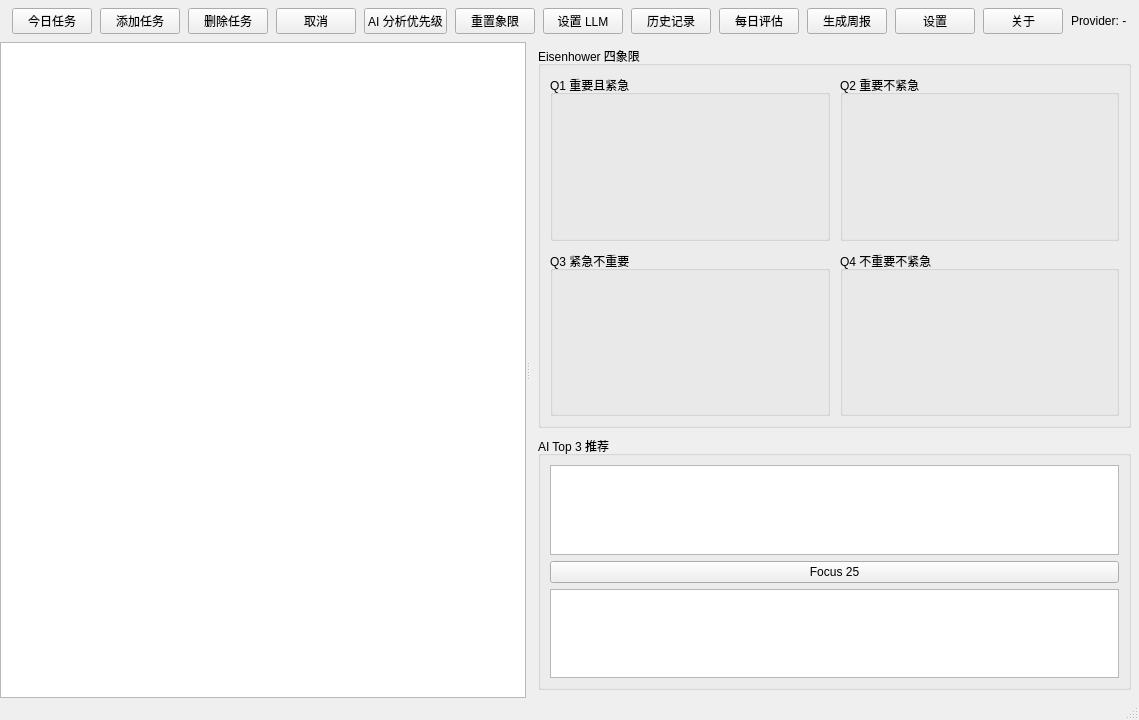
Before: the Qt Designer form src/ui/mainwindow.ui in zengxiangfu1985/ToDoList, drawn with Qt 5.
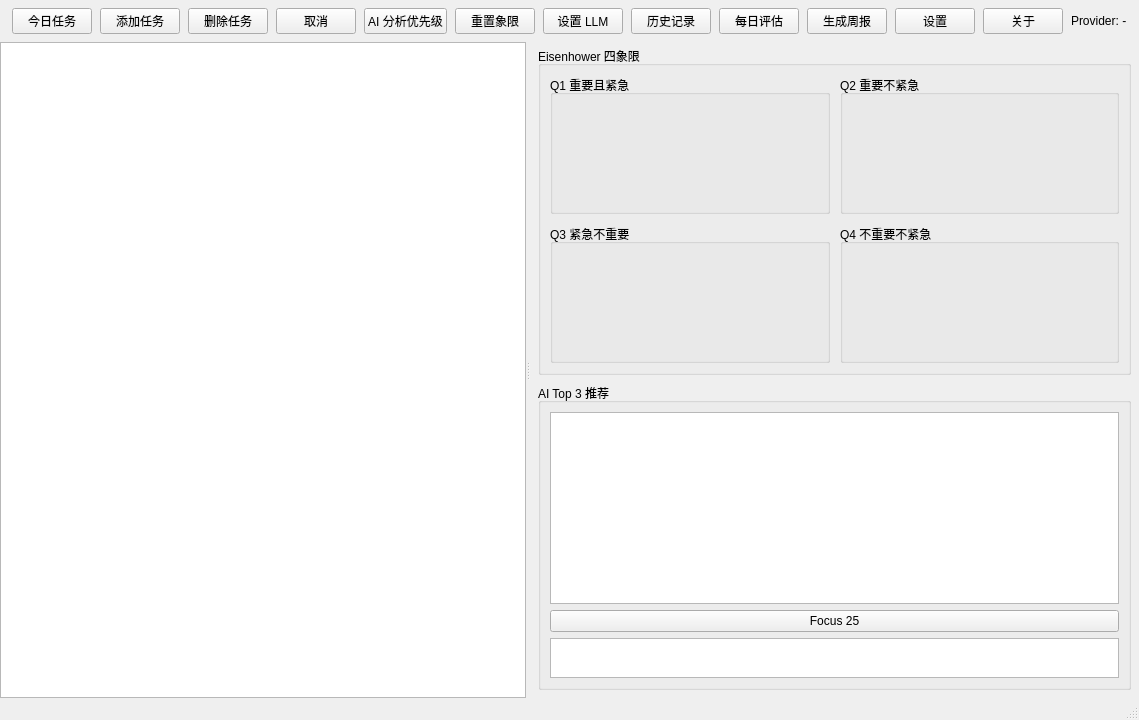
After: the same form once the commit is applied. Custom widgets are drawn as their Qt base class.

```diff
--- a/src/ui/mainwindow.ui
+++ b/src/ui/mainwindow.ui
@@ -336,15 +336,27 @@
            <item>
             <widget class="Top3ListWidget" name="listTop3">
              <property name="sizePolicy">
-              <sizepolicy hsizetype="Expanding" vsizetype="Expanding">
+              <sizepolicy hsizetype="Expanding" vsizetype="Fixed">
                <horstretch>1</horstretch>
-               <verstretch>1</verstretch>
+               <verstretch>0</verstretch>
               </sizepolicy>
              </property>
             </widget>
            </item>
            <item>
             <widget class="QPushButton" name="btnFocus25">
+             <property name="sizePolicy">
+              <sizepolicy hsizetype="Expanding" vsizetype="Fixed">
+               <horstretch>0</horstretch>
+               <verstretch>0</verstretch>
+              </sizepolicy>
+             </property>
+             <property name="maximumSize">
+              <size>
+               <width>16777215</width>
+               <height>32</height>
+              </size>
+             </property>
              <property name="text">
               <string>Focus 25</string>
              </property>
@@ -353,13 +365,22 @@
            <item>
             <widget class="QTextBrowser" name="textAiReason">
              <property name="sizePolicy">
-              <sizepolicy hsizetype="Expanding" vsizetype="Expanding">
+              <sizepolicy hsizetype="Expanding" vsizetype="Fixed">
                <horstretch>1</horstretch>
-               <verstretch>1</verstretch>
+               <verstretch>0</verstretch>
               </sizepolicy>
              </property>
-             <property name="minimumHeight">
-              <number>80</number>
+             <property name="minimumSize">
+              <size>
+               <width>0</width>
+               <height>40</height>
+              </size>
+             </property>
+             <property name="maximumSize">
+              <size>
+               <width>16777215</width>
+               <height>56</height>
+              </size>
              </property>
             </widget>
            </item>
```
